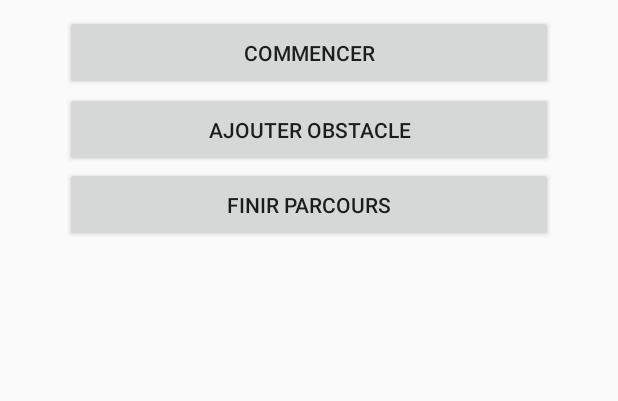
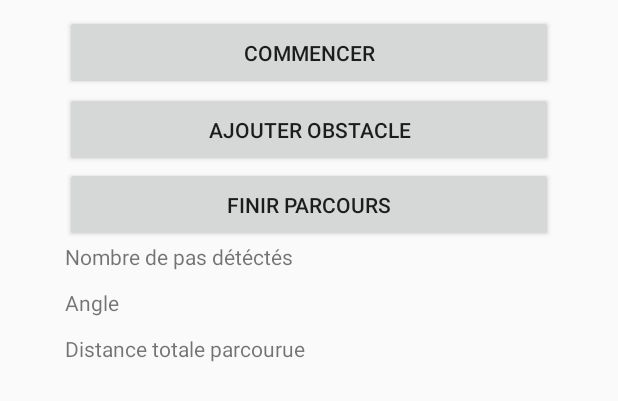
Before and after one commit to DylanBrault/ProjetIngenieurHOJA, an Android app: the layout activity_enregistrement_parcours.xml on its own in the app's theme, with its tools: preview values and no code run, on a phone screen of 412 x 824 dp. Shown: the top 401 px of the screen. Run offline under Robolectric (Android 15) with nearby library versions, the light colour scheme and no system bars.

Commit message:
Ajout des fonctionnalités de traçé de carte
Ajout de la visibilité de la fenêtre popup longueur pas

```diff
--- a/Compass/app/build.gradle
+++ b/Compass/app/build.gradle
@@ -22,6 +22,7 @@ dependencies {
     implementation fileTree(dir: 'libs', include: ['*.jar'])
     implementation 'com.android.support:appcompat-v7:26.1.0'
     implementation 'com.android.support.constraint:constraint-layout:1.0.2'
+    implementation 'com.android.support:design:26.1.0'
     testImplementation 'junit:junit:4.12'
     androidTestImplementation 'com.android.support.test:runner:1.0.1'
     androidTestImplementation 'com.android.support.test.espresso:espresso-core:3.0.1'
--- a/Compass/app/src/main/AndroidManifest.xml
+++ b/Compass/app/src/main/AndroidManifest.xml
@@ -18,7 +18,11 @@
                 <category android:name="android.intent.category.LAUNCHER" />
             </intent-filter>
         </activity>
-        <activity android:name=".EnregistrementParcours"></activity>
+        <activity android:name=".EnregistrementParcours" />
+        <activity
+            android:name=".Carte"
+            android:label="@string/title_activity_carte"
+            android:theme="@style/AppTheme.NoActionBar"></activity>
     </application>
 
 </manifest>
--- a/Compass/app/src/main/res/layout/activity_enregistrement_parcours.xml
+++ b/Compass/app/src/main/res/layout/activity_enregistrement_parcours.xml
@@ -40,6 +40,36 @@
         android:layout_width="368dp"
         android:layout_height="300dp"
         android:layout_alignParentEnd="true"
+        android:layout_below="@+id/Distance"
+        android:layout_marginTop="13dp" />
+
+    <TextView
+        android:id="@+id/counter"
+        android:layout_width="wrap_content"
+        android:layout_height="wrap_content"
+        android:layout_alignEnd="@+id/finparcours"
+        android:layout_alignStart="@+id/finparcours"
         android:layout_below="@+id/finparcours"
-        android:layout_marginTop="14dp" />
+        android:text="Nombre de pas détéctés" />
+
+    <TextView
+        android:id="@+id/boussole"
+        android:layout_width="wrap_content"
+        android:layout_height="wrap_content"
+        android:layout_alignEnd="@+id/counter"
+        android:layout_alignStart="@+id/counter"
+        android:layout_below="@+id/counter"
+        android:layout_marginTop="11dp"
+        android:text="TextView"
+        tools:text="Angle" />
+
+    <TextView
+        android:id="@+id/Distance"
+        android:layout_width="wrap_content"
+        android:layout_height="wrap_content"
+        android:layout_alignEnd="@+id/boussole"
+        android:layout_alignStart="@+id/boussole"
+        android:layout_below="@+id/boussole"
+        android:layout_marginTop="11dp"
+        android:text="Distance totale parcourue" />
 </RelativeLayout>
--- /dev/null
+++ b/Compass/app/src/main/res/values/dimens.xml
@@ -0,0 +1,3 @@
+<resources>
+    <dimen name="fab_margin">16dp</dimen>
+</resources>
--- a/Compass/app/src/main/res/values/strings.xml
+++ b/Compass/app/src/main/res/values/strings.xml
@@ -1,3 +1,4 @@
 <resources>
     <string name="app_name">Compass</string>
+    <string name="title_activity_carte">Carte</string>
 </resources>
--- a/Compass/app/src/main/res/values/styles.xml
+++ b/Compass/app/src/main/res/values/styles.xml
@@ -8,4 +8,13 @@
         <item name="colorAccent">@color/colorAccent</item>
     </style>
 
+    <style name="AppTheme.NoActionBar">
+        <item name="windowActionBar">false</item>
+        <item name="windowNoTitle">true</item>
+    </style>
+
+    <style name="AppTheme.AppBarOverlay" parent="ThemeOverlay.AppCompat.Dark.ActionBar" />
+
+    <style name="AppTheme.PopupOverlay" parent="ThemeOverlay.AppCompat.Light" />
+
 </resources>
```
Also changed, not shown: Compass/app/src/main/java/com/example/timotemalherbe/compass/Carte.java (+21 -9 lines), Compass/app/src/main/java/com/example/timotemalherbe/compass/EnregistrementParcours.java (+135 -7 lines), Compass/app/src/main/res/layout/activity_carte.xml (+11 -0 lines), Compass/app/src/main/res/layout/content_carte.xml (added, +11 -0 lines).
